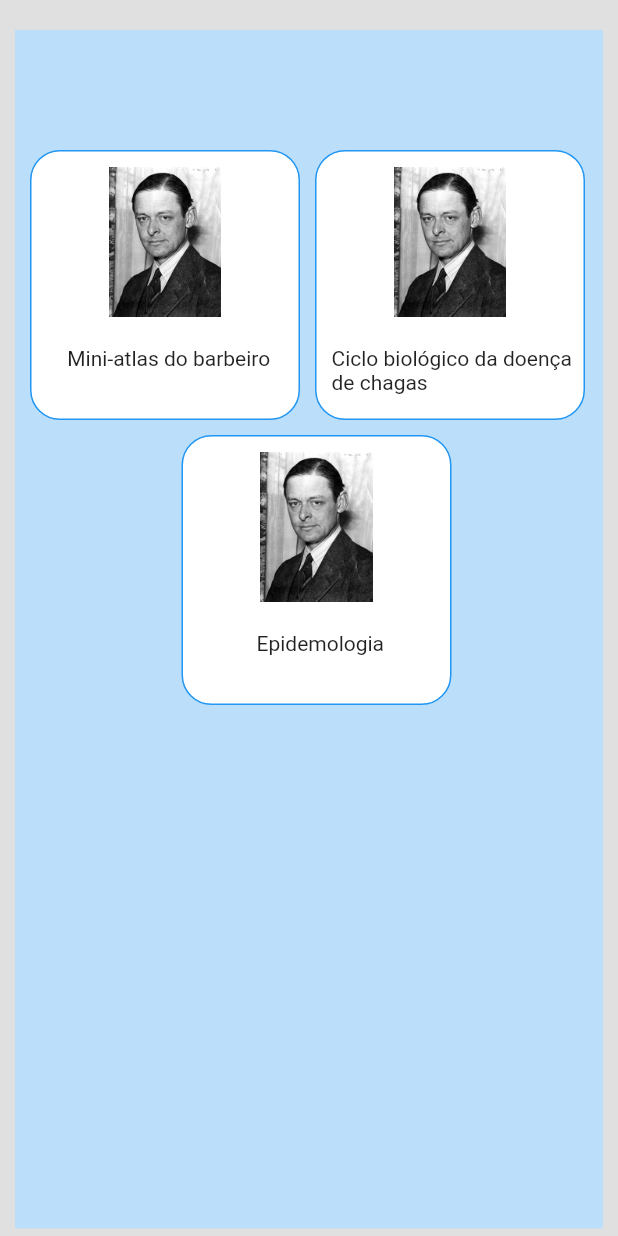
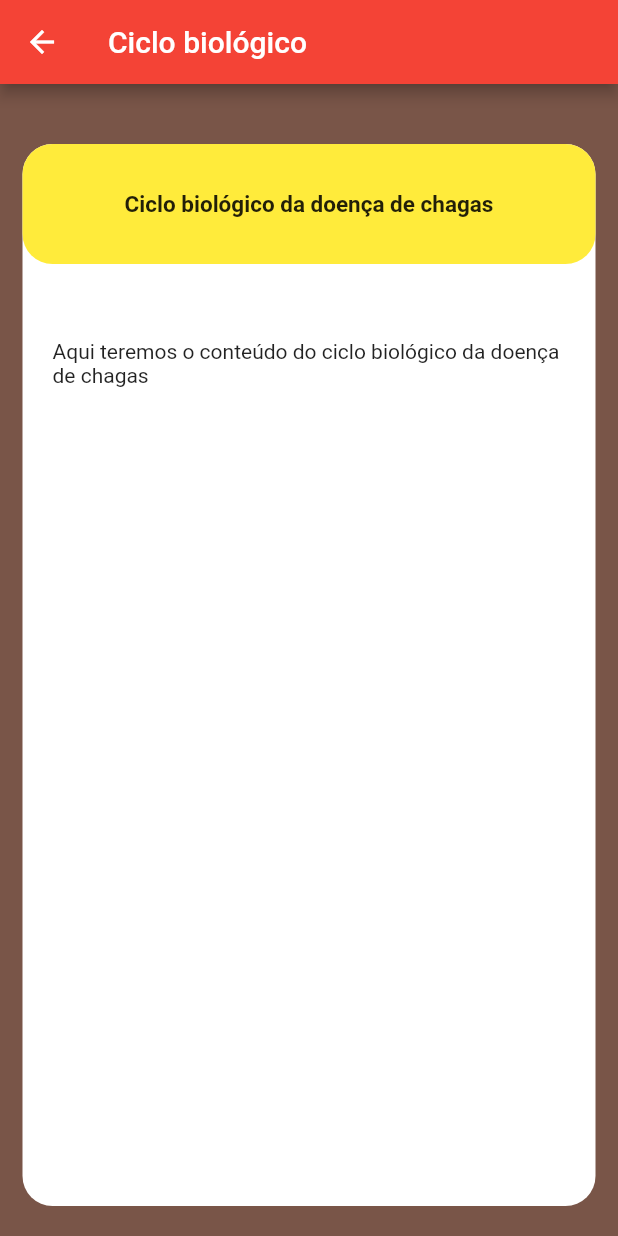
Before and after one commit to gustavo003/Barbeiro, a Flutter app: the Detalhes screen opened directly, after a tap on "Ciclo biológico da doença de chagas", on a phone screen of 412 x 824 dp. Run offline on Flutter 3.47's test engine with Material 2 defaults, Android fonts, the phone set to English and light mode, and no system bars; missing offline and left inert: dart:html.

Commit message:
Doença de chagas e epidemologia

```diff
--- a/lib/pages/Detalhes.dart
+++ b/lib/pages/Detalhes.dart
@@ -1,4 +1,6 @@
 import 'package:barbeiro/pages/Atlas.dart';
+import 'package:barbeiro/pages/ciclo_biologico.dart';
+import 'package:barbeiro/pages/epidemologia.dart';
 import 'package:flutter/material.dart';
 
 class Detalhes extends StatelessWidget {
@@ -15,12 +17,12 @@ class Detalhes extends StatelessWidget {
 
   Body(context){
     return Container(
-      color: Colors.grey[300],
+      color: Colors.brown,
       child: Container(
         margin: EdgeInsets.only(left:10, right: 10, top:20, bottom: 5),
         padding: EdgeInsets.only(top:80),
 
-        color: Colors.blue[100],
+        color: Colors.brown,
         child: ListView(
           children: <Widget>[
 
@@ -28,18 +30,28 @@ class Detalhes extends StatelessWidget {
               children: <Widget>[
                 Row(
                   children: <Widget>[
-                    Elemento("images/tseliot1.jpg", "Mini-atlas do barbeiro", (){
+                    Elemento("images/pedrinho.jpg", "Mini-atlas do barbeiro", (){
                         Navigator.push(context, MaterialPageRoute(builder: (context)=>
 
                             Atlas()));
                     }),
-                    Elemento("images/tseliot1.jpg", "Ciclo biológico da doença de chagas", (){}),
+                    Elemento("images/pedrinho.jpg", "Ciclo biológico da doença de chagas", (){
+                      Navigator.push(context, MaterialPageRoute(builder: (context)=>
+
+                          Ciclo_biologico()));
+
+                    }),
 
 
                   ],
                 ),
                Center(
-                 child:  Elemento("images/tseliot1.jpg", "Epidemologia", (){}),
+                 child:  Elemento("images/pedrinho.jpg", "Epidemologia", (){
+                   Navigator.push(context, MaterialPageRoute(builder: (context)=>
+
+                       Epidemologia()));
+
+                 }),
                )
               ],
             )
@@ -60,23 +72,28 @@ onTap: func,
           child: Container(
             height: 180,
 width: 180,
-margin: EdgeInsets.only(left: 10, right:0, bottom: 10),
+margin: EdgeInsets.only(left: 10, right:0, bottom: 15),
 
 
               decoration: BoxDecoration(
                   color: Colors.white,
 
                 borderRadius: BorderRadius.circular(20),
-                border: Border.all(color: Colors.blue)
+                border: Border.all(color: Colors.red, width: 4)
               ),
               child: Column(
                 children: <Widget>[
                   SizedBox(height: 10),
-                  Image.asset(imagem, width: 100, height: 100,),
-                  SizedBox(height: 20),
                   Container(
-                      padding: EdgeInsets.only(left:10, right: 5),
-                      child: Text(cont))
+
+                      child: Image.asset(imagem, width: 100, height: 100,)),
+                  SizedBox(height: 10),
+                  Container(
+                      padding: EdgeInsets.only(left:18, right: 5),
+                      child: Text(cont, style: TextStyle(
+                        fontWeight: FontWeight.bold,
+
+                      ),))
                 ],
               ),
 
--- /dev/null
+++ b/lib/pages/ciclo_biologico.dart
@@ -0,0 +1,54 @@
+import 'package:flutter/cupertino.dart';
+import 'package:flutter/material.dart';
+
+class Ciclo_biologico extends StatelessWidget {
+  @override
+  Widget build(BuildContext context) {
+    return Scaffold(
+      backgroundColor: Colors.brown,
+      appBar: AppBar(
+        title: Text("Ciclo biológico"),
+        backgroundColor: Colors.red,
+
+      ),
+      body: Body(),
+    );
+
+  }
+
+  Body(){
+    return Container(
+      margin: EdgeInsets.only(left:15, right:15, top:40, bottom:20),
+      decoration: BoxDecoration(
+          borderRadius: BorderRadius.circular(20),
+        color: Colors.white,
+      ),
+      child: Column(
+        children: <Widget>[
+          Container(
+            decoration: BoxDecoration(
+              borderRadius: BorderRadius.circular(20),
+              color: Colors.yellow,
+            ),
+            height: 80,
+            child: Center(
+              child: Text("Ciclo biológico da doença de chagas", style: TextStyle(
+                fontSize: 15,
+                fontWeight: FontWeight.bold
+              ),),
+            ),
+          ),
+          Container(
+            padding: EdgeInsets.only(top:50, left:20, right:20),
+            child: Text(
+              "Aqui teremos o conteúdo do ciclo biológico da doença de chagas"
+            ),
+          )
+
+        ],
+      ),
+    );
+
+  }
+
+}
```
Also changed, not shown: lib/barbeiros.dart (+102 -0 lines), lib/pages/Atlas.dart (+21 -0 lines), lib/pages/epidemologia.dart (added, +54 -0 lines), images/panstrongylus_lenti.jpg (added), images/panstrongylus_lignarius.jpg (added), images/panstrongylus_lutzi.jpg (added), images/panstrongylus_megistus.jpg (added), images/panstrongylus_rufotuberculatus.jpg (added), images/panstrongylus_tupynambai.jpg (added).
